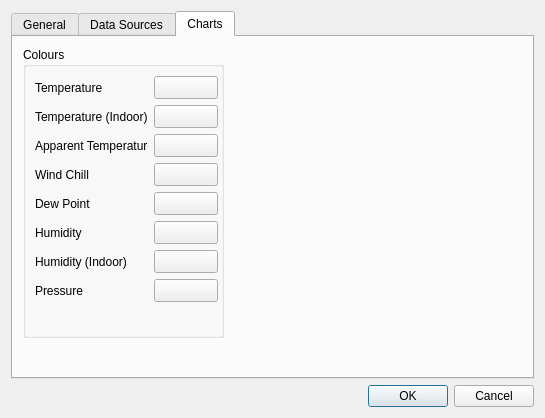
Before: the Qt Designer form desktop/settingsdialog.ui in davidrg/zxweather, drawn with Qt 5.
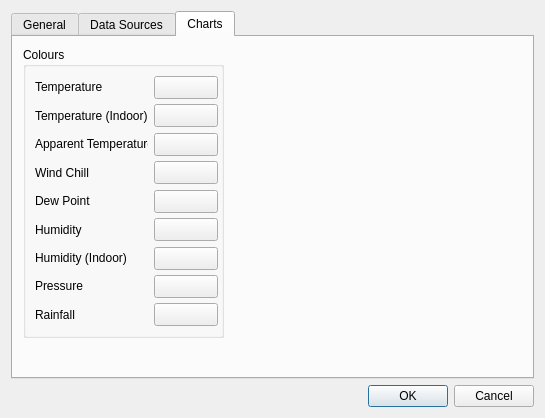
After: the same form once the commit is applied. The open tabs and pages were chosen to show the change. Icons and pictures are not drawn. Custom widgets are drawn as their Qt base class.

Commit message: Plot rainfall data. Looks kinda stupid at the moment though unless you zoom right in.

The edit to the form file:
```diff
--- a/desktop/settingsdialog.ui
+++ b/desktop/settingsdialog.ui
@@ -653,6 +653,32 @@
           </property>
          </widget>
         </item>
+        <item row="8" column="0">
+         <widget class="QLabel" name="label_14">
+          <property name="text">
+           <string>Rainfall</string>
+          </property>
+         </widget>
+        </item>
+        <item row="8" column="1">
+         <widget class="QtColorButton" name="qcpRainfall">
+          <property name="minimumSize">
+           <size>
+            <width>64</width>
+            <height>23</height>
+           </size>
+          </property>
+          <property name="maximumSize">
+           <size>
+            <width>64</width>
+            <height>23</height>
+           </size>
+          </property>
+          <property name="text">
+           <string/>
+          </property>
+         </widget>
+        </item>
        </layout>
       </widget>
      </widget>
```
Left out of the diff: 8 changed lines with no effect on the pictures. The commit also changes 9 other files.
